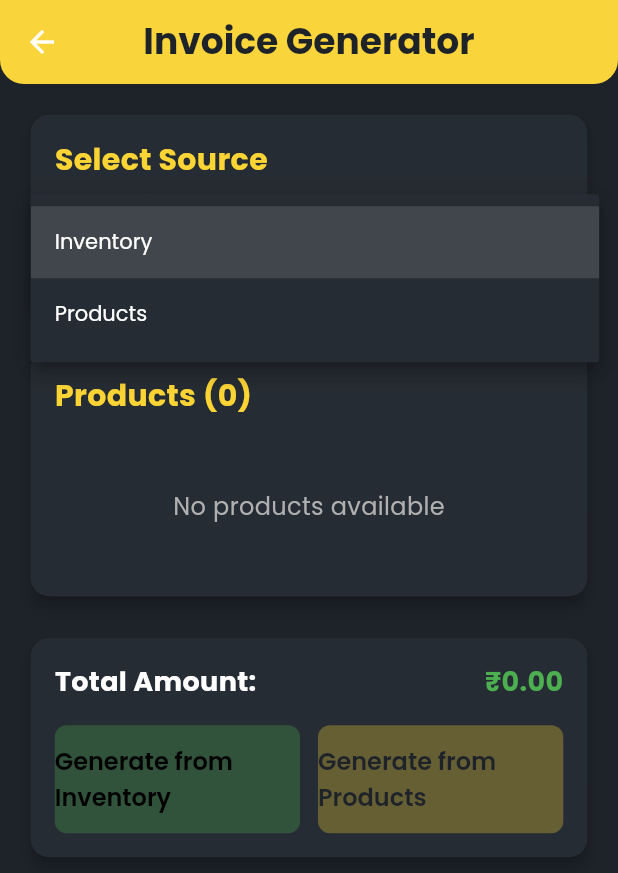
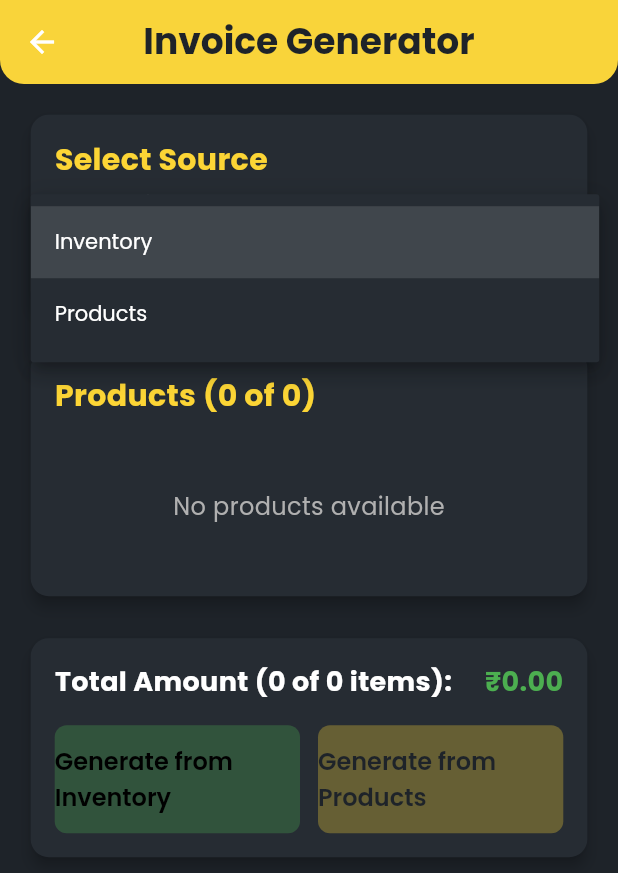
Before and after one commit to deepakdas-d/fine_foods, a Flutter app: the InvoiceGenerator screen opened directly, after a tap on "Inventory", on a phone screen of 412 x 824 dp. Shown: the top 873 px of the screen. Run offline on Flutter 3.47's test engine with Material 3 defaults, Android fonts, the phone set to English and light mode, and no system bars; our stand-ins replace animated_notch_bottom_bar, cloud_firestore, device_info_plus, firebase_auth, firebase_core, fl_chart and 8 more; missing offline and left inert: bluetooth_print_plus, file_saver, flutter_esc_pos_utils, flutter_pdfview; accounts and stored records are empty.

Commit message:
feat: implement invoice generation module with product selection and sales growth tracking features

```diff
--- a/lib/ADMIN/invoice_generator/invoice_controller.dart
+++ b/lib/ADMIN/invoice_generator/invoice_controller.dart
@@ -13,6 +13,12 @@ class InvoiceController extends GetxController {
   final RxBool isLoading = false.obs;
   final RxDouble totalAmount = 0.0.obs;
   final RxString selectedCollection = 'inventory'.obs; // Default to inventory
+  final RxInt totalProductCount = 0.obs;
+
+  DocumentSnapshot? lastDocument;
+  final hasMore = true.obs;
+  final isFetchingNextPage = false.obs;
+  static const int pageSize = 20;
 
   var _lastSnackTime = DateTime.now();
 
@@ -22,18 +28,50 @@ class InvoiceController extends GetxController {
     loadProducts();
   }
 
-  void loadProducts() async {
+  void loadProducts({bool isLoadMore = false}) async {
+    if (isLoadMore) {
+      if (isFetchingNextPage.value || !hasMore.value) return;
+      isFetchingNextPage.value = true;
+    } else {
+      if (isLoading.value) return;
+      isLoading.value = true;
+      lastDocument = null;
+      hasMore.value = true;
+      products.clear();
+
+      // Fetch total count for accurate display
+      final countQuery = await _firestore
+          .collection(selectedCollection.value)
+          .count()
+          .get();
+      totalProductCount.value = countQuery.count ?? 0;
+    }
+
     try {
-      isLoading.value = true;
-      final querySnapshot = await _firestore
+      Query query = _firestore
           .collection(selectedCollection.value)
           .orderBy('createdAt', descending: true)
-          .get();
+          .limit(pageSize);
 
-      products.clear();
+      if (lastDocument != null) {
+        query = query.startAfterDocument(lastDocument!);
+      }
+
+      final querySnapshot = await query.get();
+
+      if (querySnapshot.docs.isNotEmpty) {
+        lastDocument = querySnapshot.docs.last;
+      }
+
+      if (querySnapshot.docs.length < pageSize) {
+        hasMore.value = false;
+      }
+
       for (var doc in querySnapshot.docs) {
-        final product = Product.fromMap(doc.data());
-        products.add(product);
+        final product = Product.fromMap(doc.data() as Map<String, dynamic>);
+        if (!products.any((existing) => existing.id == product.id)) {
+          products.add(product);
+        }
       }
 
       calculateTotal();
@@ -45,7 +83,11 @@ class InvoiceController extends GetxController {
         colorText: Colors.white,
       );
     } finally {
-      isLoading.value = false;
+      if (isLoadMore) {
+        isFetchingNextPage.value = false;
+      } else {
+        isLoading.value = false;
+      }
     }
   }
 
--- a/lib/ADMIN/invoice_generator/invoice_generator.dart
+++ b/lib/ADMIN/invoice_generator/invoice_generator.dart
@@ -37,7 +37,18 @@ class InvoiceGenerator extends StatelessWidget {
       body: Obx(
         () => controller.isLoading.value
             ? const Center(child: CircularProgressIndicator())
-            : SingleChildScrollView(
+            : NotificationListener<ScrollNotification>(
+                onNotification: (scrollInfo) {
+                  if (scrollInfo is ScrollUpdateNotification &&
+                      scrollInfo.metrics.pixels >=
+                          scrollInfo.metrics.maxScrollExtent - 200 &&
+                      !controller.isFetchingNextPage.value &&
+                      controller.hasMore.value) {
+                    controller.loadProducts(isLoadMore: true);
+                  }
+                  return false;
+                },
+                child: SingleChildScrollView(
                   padding: EdgeInsets.all(screenHeight * 0.020),
                   child: Column(
                     crossAxisAlignment: CrossAxisAlignment.start,
@@ -136,7 +147,7 @@ class InvoiceGenerator extends StatelessWidget {
                                 mainAxisAlignment: MainAxisAlignment.spaceBetween,
                                 children: [
                                   Text(
-                                  'Products (${controller.products.length})',
+                                    'Products (${controller.products.length} of ${controller.totalProductCount.value})',
                                     style: GoogleFonts.poppins(
                                       fontWeight: FontWeight.bold,
                                       fontSize: 20,
@@ -214,6 +225,30 @@ class InvoiceGenerator extends StatelessWidget {
                                         );
                                       },
                                     ),
+                              // Load more indicator
+                              if (controller.isFetchingNextPage.value)
+                                const Padding(
+                                  padding: EdgeInsets.symmetric(vertical: 16.0),
+                                  child: Center(
+                                    child: CircularProgressIndicator(),
+                                  ),
+                                ),
+                              if (!controller.hasMore.value &&
+                                  controller.products.isNotEmpty)
+                                Padding(
+                                  padding: const EdgeInsets.symmetric(
+                                    vertical: 12.0,
+                                  ),
+                                  child: Center(
+                                    child: Text(
+                                      'All products loaded',
+                                      style: GoogleFonts.poppins(
+                                        fontSize: 14,
+                                        color: AppColor.textSecondary,
+                                      ),
+                                    ),
+                                  ),
+                                ),
                             ],
                           ),
                         ),
@@ -232,7 +267,7 @@ class InvoiceGenerator extends StatelessWidget {
                                 mainAxisAlignment: MainAxisAlignment.spaceBetween,
                                 children: [
                                   Text(
-                                  'Total Amount:',
+                                    'Total Amount (${controller.products.length} of ${controller.totalProductCount.value} items):',
                                     style: GoogleFonts.poppins(
                                       fontWeight: FontWeight.bold,
                                       fontSize: 18,
@@ -332,6 +367,7 @@ class InvoiceGenerator extends StatelessWidget {
                   ),
                 ),
               ),
+      ),
     );
   }
 }
--- a/pubspec.yaml
+++ b/pubspec.yaml
@@ -85,6 +85,7 @@ msix_config:
   publisher: CN=F9B34059-13E3-48E0-B232-0ABC94423C59
   logo_path: assets/images/logo.png
   capabilities: internetClient, bluetooth, location
+  store: true
 
 flutter:
   uses-material-design: true
```
Also changed, not shown: lib/ADMIN/sales_data/sales_growth.dart (+76 -8 lines), lib/ADMIN/sales_data/sales_growth_controller.dart (+19 -0 lines). Lines whose indentation alone changed are shown as unchanged.
